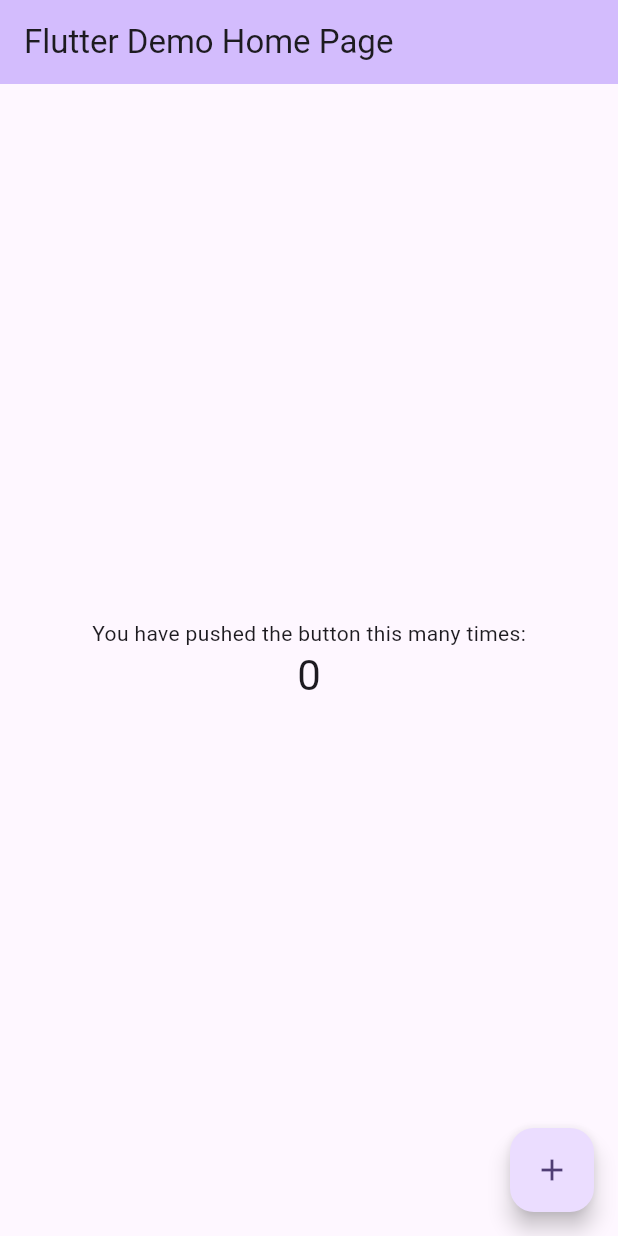
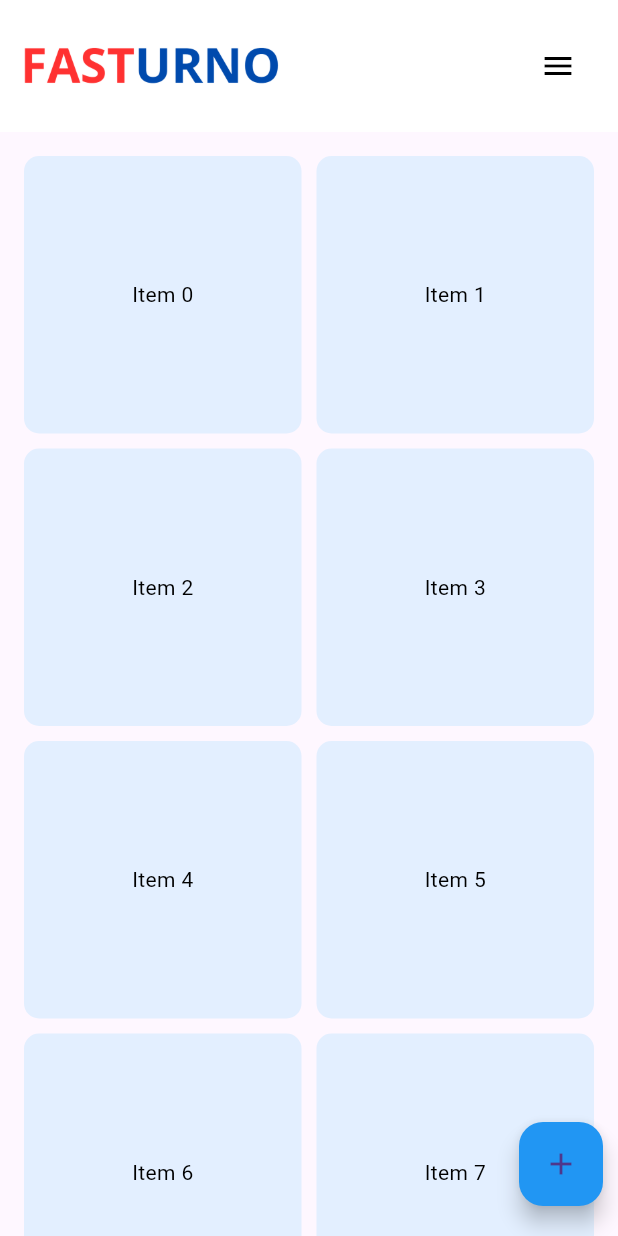
Before and after one commit to ISCOUTB/DG-Fasturno, a Flutter app: the screen it shows after launch, on a phone screen of 412 x 824 dp. Run offline on Flutter 3.47's test engine with Material 3 defaults, Android fonts, the phone set to English and light mode, and no system bars.

Commit message:
Se maquetó el encabezado, el menú principal y su interacción

```diff
--- a/lib/main.dart
+++ b/lib/main.dart
@@ -1,125 +1,178 @@
 import 'package:flutter/material.dart';
 
 void main() {
-  runApp(const MyApp());
+  runApp(MyApp());
 }
 
 class MyApp extends StatelessWidget {
-  const MyApp({super.key});
-
-  // This widget is the root of your application.
   @override
   Widget build(BuildContext context) {
     return MaterialApp(
-      title: 'Fasturno',
+      home: HomeScreen(),
       theme: ThemeData(
-        // This is the theme of your application.
-        //
-        // TRY THIS: Try running your application with "flutter run". You'll see
-        // the application has a purple toolbar. Then, without quitting the app,
-        // try changing the seedColor in the colorScheme below to Colors.green
-        // and then invoke "hot reload" (save your changes or press the "hot
-        // reload" button in a Flutter-supported IDE, or press "r" if you used
-        // the command line to start the app).
-        //
-        // Notice that the counter didn't reset back to zero; the application
-        // state is not lost during the reload. To reset the state, use hot
-        // restart instead.
-        //
-        // This works for code too, not just values: Most code changes can be
-        // tested with just a hot reload.
-        colorScheme: ColorScheme.fromSeed(seedColor: Colors.deepPurple),
-        useMaterial3: true,
+        primaryColor: Colors.blue, // Color principal
       ),
-      home: const MyHomePage(title: 'Flutter Demo Home Page'),
     );
   }
 }
 
-class MyHomePage extends StatefulWidget {
-  const MyHomePage({super.key, required this.title});
-
-  // This widget is the home page of your application. It is stateful, meaning
-  // that it has a State object (defined below) that contains fields that affect
-  // how it looks.
-
-  // This class is the configuration for the state. It holds the values (in this
-  // case the title) provided by the parent (in this case the App widget) and
-  // used by the build method of the State. Fields in a Widget subclass are
-  // always marked "final".
-
-  final String title;
-
+class HomeScreen extends StatefulWidget {
   @override
-  State<MyHomePage> createState() => _MyHomePageState();
+  _HomeScreenState createState() => _HomeScreenState();
 }
 
-class _MyHomePageState extends State<MyHomePage> {
-  int _counter = 0;
-
-  void _incrementCounter() {
-    setState(() {
-      // This call to setState tells the Flutter framework that something has
-      // changed in this State, which causes it to rerun the build method below
-      // so that the display can reflect the updated values. If we changed
-      // _counter without calling setState(), then the build method would not be
-      // called again, and so nothing would appear to happen.
-      _counter++;
-    });
-  }
-
+class _HomeScreenState extends State<HomeScreen> {
+  bool isMenuOpen = false; // Controla si el menú está abierto o cerrado.
+  bool _switchValue = false;
   @override
   Widget build(BuildContext context) {
-    // This method is rerun every time setState is called, for instance as done
-    // by the _incrementCounter method above.
-    //
-    // The Flutter framework has been optimized to make rerunning build methods
-    // fast, so that you can just rebuild anything that needs updating rather
-    // than having to individually change instances of widgets.
     return Scaffold(
-      appBar: AppBar(
-        // TRY THIS: Try changing the color here to a specific color (to
-        // Colors.amber, perhaps?) and trigger a hot reload to see the AppBar
-        // change color while the other colors stay the same.
-        backgroundColor: Theme.of(context).colorScheme.inversePrimary,
-        // Here we take the value from the MyHomePage object that was created by
-        // the App.build method, and use it to set our appbar title.
-        title: Text(widget.title),
+      body: Stack(
+        children: [
+          Column(
+            children: [
+              // Encabezado
+              Container(
+                padding: EdgeInsets.symmetric(horizontal: 16.0, vertical: 20.0),
+                color: Colors.white,
+                child: Row(
+                  mainAxisAlignment: MainAxisAlignment.spaceBetween,
+                  children: [
+                    // Logo
+                    Image.asset(
+                      'assets/fasturno.PNG', // Reemplazar con la ruta correcta
+                      height: 25,
+                    ),
+                    // Botón de menú
+                    IconButton(
+                      icon: Icon(Icons.menu, color: Colors.black),
+                      onPressed: () {
+                        setState(() {
+                          isMenuOpen = true; // Abre el menú
+                        });
+                      },
+                    ),
+                  ],
+                ),
+              ),
+              // Grid responsivo
+              Expanded(
+                child: LayoutBuilder(
+                  builder: (context, constraints) {
+                    int columns = constraints.maxWidth > 600 ? 3 : 1;
+                    return GridView.builder(
+                      padding: EdgeInsets.all(16.0),
+                      gridDelegate: SliverGridDelegateWithMaxCrossAxisExtent(
+                        maxCrossAxisExtent: 320.0, // Tamaño máximo en el eje transversal
+                        mainAxisSpacing: 10.0,
+                        crossAxisSpacing: 10.0,
+                        childAspectRatio: 1.0, // Relación de aspecto predeterminada
+                      ),
+                      itemCount: 12, // Número de elementos en el grid
+                      itemBuilder: (context, index) {
+                        return Container(
+                          decoration: BoxDecoration(
+                            color: Color(0xFFE3EFFF),
+                            borderRadius: BorderRadius.circular(10.0), // Border radius
+                          ),
+                          child: Center(
+                            child: Text(
+                              'Item $index',
+                              style: TextStyle(color: Colors.black),
+                            ),
+                          ),
+                        );
+                      },
+                    );
+                  },
+                ),
+              ),
+            ],
+          ),
+          // Botón fijo en la esquina inferior derecha
+          Positioned(
+            bottom: 20,
+            right: 10,
+            child: FloatingActionButton(
+              onPressed: () {},
+              backgroundColor: Colors.blue,
+              child: Icon(Icons.add),
+            ),
+          ),
+          // Menú lateral deslizante
+          if (isMenuOpen)
+            ...[
+              // Fondo oscuro al hacer clic para cerrar el menú
+              Positioned.fill(
+                child: GestureDetector(
+                  onTap: () {
+                    setState(() {
+                      isMenuOpen = false;
+                    });
+                  },
+                  child: Container(
+                    color: Colors.black54,
+                  ),
+                ),
+              ),
+              // Contenido del menú
+              Positioned(
+                right: 0,
+                top: 0,
+                bottom: 0,
+                child: AnimatedContainer(
+                  duration: Duration(milliseconds: 2000), // Animación para suavizar la apertura/cierre
+                  width: 330,
+                  color: Colors.white,
+                  padding: EdgeInsets.all(12.0),
+                  child: Column(
+                    crossAxisAlignment: CrossAxisAlignment.start,
+                    children: [
+                      Row(
+                        mainAxisAlignment: MainAxisAlignment.spaceBetween,
+                        children: [
+                          Text(
+                            'Ajustes',
+                            style: TextStyle(
+                                fontSize: 20, fontWeight: FontWeight.bold),
+                          ),
+                          IconButton(
+                            icon: Icon(Icons.close),
+                            onPressed: () {
+                              setState(() {
+                                isMenuOpen = false; // Cierra el menú
+                              });
+                            },
+                          ),
+                        ],
+                      ),
+                      // Aquí va el contenido del menú
+                      ListTile(
+                        title: Text('Pausar recordatorios',style: TextStyle(fontWeight: FontWeight.bold),),
+                        subtitle: Text("Activa o desactiva temporalmente los correos automáticos que recuerdan a los clientes cuando son sus turnos."),
+                        trailing: Switch(
+                          value: _switchValue,
+                          onChanged: (bool value) {
+                            setState(() {
+                              _switchValue = value;
+                            });
+                          }),
+                        contentPadding: EdgeInsets.all(0),
+                        onTap: () {}
+                        ),
+                      ListTile(
+                        title: Text('Ver resumen de turnos', style: TextStyle(fontWeight: FontWeight.bold),),
+                        subtitle: Text("Visualiza cuantos clientes has atendido hoy y el tiempo promedio que demoras en atenderlos."),
+                        contentPadding: EdgeInsets.all(0),
+                        onTap: () {},
+                      ),
+                    ],
+                  ),
+                ),
+              ),
+            ]
+        ],
       ),
-      body: Center(
-        // Center is a layout widget. It takes a single child and positions it
-        // in the middle of the parent.
-        child: Column(
-          // Column is also a layout widget. It takes a list of children and
-          // arranges them vertically. By default, it sizes itself to fit its
-          // children horizontally, and tries to be as tall as its parent.
-          //
-          // Column has various properties to control how it sizes itself and
-          // how it positions its children. Here we use mainAxisAlignment to
-          // center the children vertically; the main axis here is the vertical
-          // axis because Columns are vertical (the cross axis would be
-          // horizontal).
-          //
-          // TRY THIS: Invoke "debug painting" (choose the "Toggle Debug Paint"
-          // action in the IDE, or press "p" in the console), to see the
-          // wireframe for each widget.
-          mainAxisAlignment: MainAxisAlignment.center,
-          children: <Widget>[
-            const Text(
-              'You have pushed the button this many times:',
-            ),
-            Text(
-              '$_counter',
-              style: Theme.of(context).textTheme.headlineMedium,
-            ),
-          ],
-        ),
-      ),
-      floatingActionButton: FloatingActionButton(
-        onPressed: _incrementCounter,
-        tooltip: 'Increment',
-        child: const Icon(Icons.add),
-      ), // This trailing comma makes auto-formatting nicer for build methods.
     );
   }
 }
--- a/pubspec.yaml
+++ b/pubspec.yaml
@@ -1,5 +1,5 @@
 name: fasturno
-description: "A new Flutter project."
+description: "Una app que permite a un barbero gestionar la cola de su barbería."
 # The following line prevents the package from being accidentally published to
 # pub.dev using `flutter pub publish`. This is preferred for private packages.
 publish_to: 'none' # Remove this line if you wish to publish to pub.dev
@@ -59,8 +59,8 @@ flutter:
   uses-material-design: true
 
   # To add assets to your application, add an assets section, like this:
-  # assets:
-  #   - images/a_dot_burr.jpeg
+  assets:
+    - assets/fasturno.PNG
   #   - images/a_dot_ham.jpeg
 
   # An image asset can refer to one or more resolution-specific "variants", see
```
Also changed, not shown: assets/fasturno.PNG (added).
